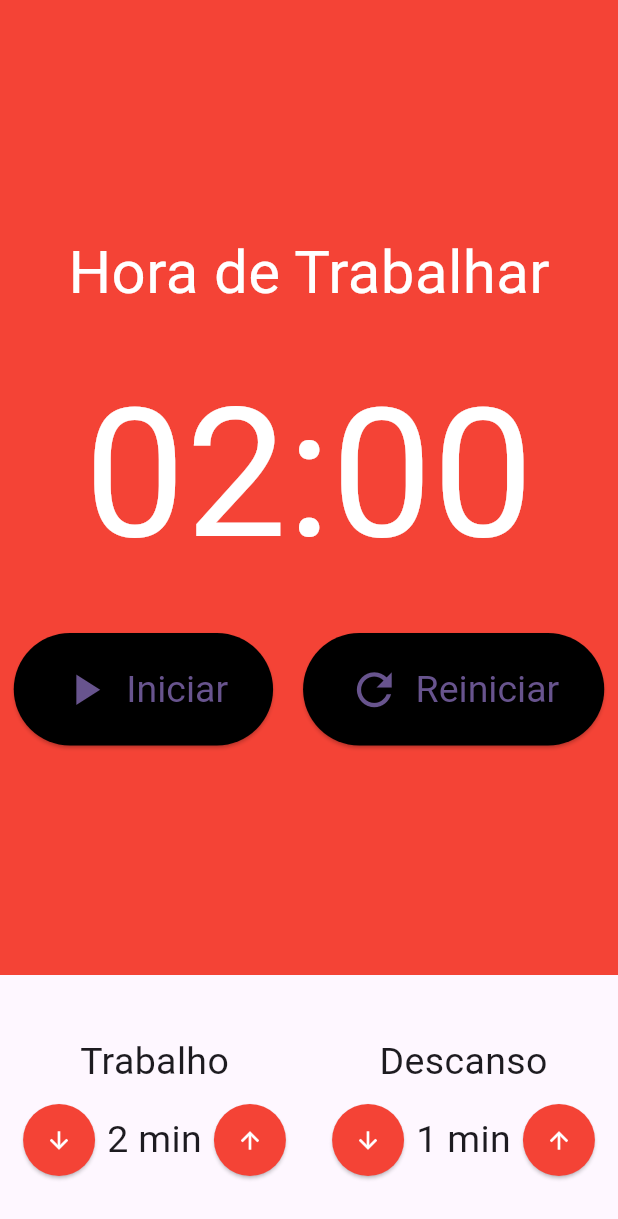
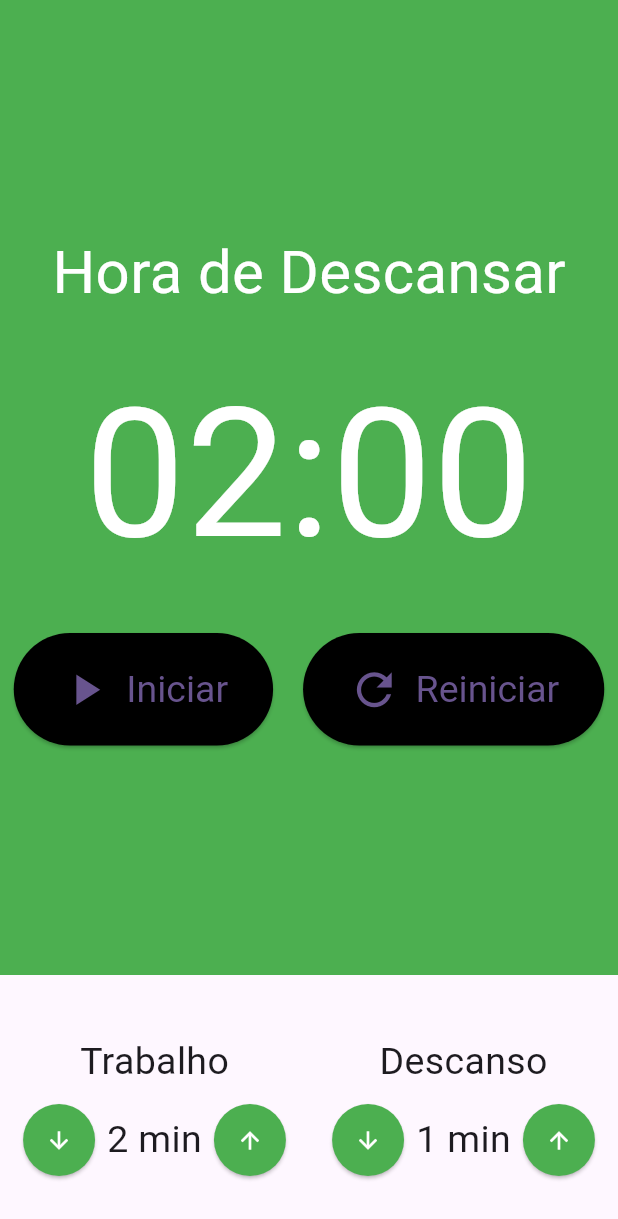
Before and after one commit to Rodrigo2898/pomodoro_app_flutter, a Flutter app: the screen it shows after launch, on a phone screen of 412 x 824 dp. Shown: the top 1219 px of the screen. Run offline on Flutter 3.47's test engine with Material 2 defaults, Android fonts, the phone set to English and light mode, and no system bars; our stand-ins replace flutter_mobx, mobx; generated files the repository leaves out were written again.

Commit message:
Cronômetro funcionando

```diff
--- a/lib/components/Cronometro.dart
+++ b/lib/components/Cronometro.dart
@@ -11,15 +11,16 @@ class Cronometro extends StatelessWidget {
   Widget build(BuildContext context) {
     final store = Provider.of<PomodoroStore>(context);
 
+    return Observer(builder: (_) {
         return Container(
-      color: Colors.red,
+          color: store.estaTrabalhando() ? Colors.red : Colors.green,
           child: Column(
             mainAxisAlignment: MainAxisAlignment.center,
             crossAxisAlignment: CrossAxisAlignment.center,
             children: [
-          const Text(
-            'Hora de Trabalhar',
-            style: TextStyle(
+              Text(
+                store.estaTrabalhando() ? 'Hora de Trabalhar' : 'Hora de Descansar',
+                style: const TextStyle(
                   fontSize: 40,
                   color: Colors.white,
                 ),
@@ -33,7 +34,7 @@ class Cronometro extends StatelessWidget {
                   ),
                 ),
               const SizedBox(height: 20,),
-          Observer(builder: (_) => Row(
+              Row(
                   mainAxisAlignment: MainAxisAlignment.center,
                   children: [
                     if (!store.iniciado)
@@ -64,9 +65,10 @@ class Cronometro extends StatelessWidget {
                     )
                   ],
               ),
-          ),
             ],
           ),
         );
       }
+    );
   }
+}
--- a/lib/components/EntradaTempo.dart
+++ b/lib/components/EntradaTempo.dart
@@ -1,4 +1,6 @@
 import 'package:flutter/material.dart';
+import 'package:pomodoro_app/store/pomodoro.store.dart';
+import 'package:provider/provider.dart';
 
 class EntradaTempo extends StatelessWidget {
   final String titulo;
@@ -16,6 +18,8 @@ class EntradaTempo extends StatelessWidget {
 
   @override
   Widget build(BuildContext context) {
+    final store = Provider.of<PomodoroStore>(context);
+
     return Column(
       crossAxisAlignment: CrossAxisAlignment.center,
       children: [
@@ -32,8 +36,9 @@ class EntradaTempo extends StatelessWidget {
             ElevatedButton(
               onPressed: dec,
               style: ElevatedButton.styleFrom(
-                shape: const CircleBorder(), backgroundColor: Colors.red,
+                shape: const CircleBorder(),
                 padding: const EdgeInsets.all(15),
+                backgroundColor: store.estaTrabalhando() ? Colors.red : Colors.green,
               ),
               child: const Icon(
                 Icons.arrow_downward,
@@ -49,8 +54,9 @@ class EntradaTempo extends StatelessWidget {
             ElevatedButton(
               onPressed: inc,
               style: ElevatedButton.styleFrom(
-                shape: const CircleBorder(), backgroundColor: Colors.red,
+                shape: const CircleBorder(),
                 padding: const EdgeInsets.all(15),
+                backgroundColor: store.estaTrabalhando() ? Colors.red : Colors.green,
               ),
               child: const Icon(
                 Icons.arrow_upward,
```
Also changed, not shown: lib/store/pomodoro.store.dart (+40 -1 lines), lib/store/pomodoro.store.g.dart. Lines whose indentation alone changed are shown as unchanged.
